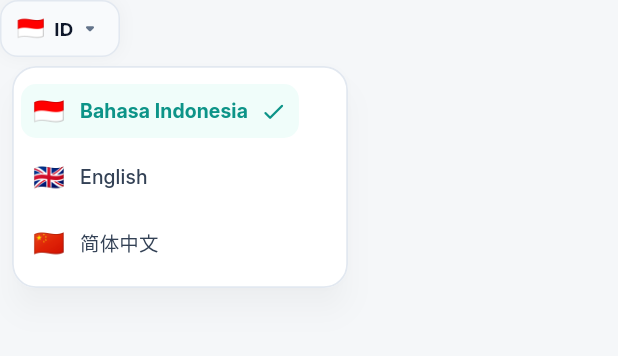
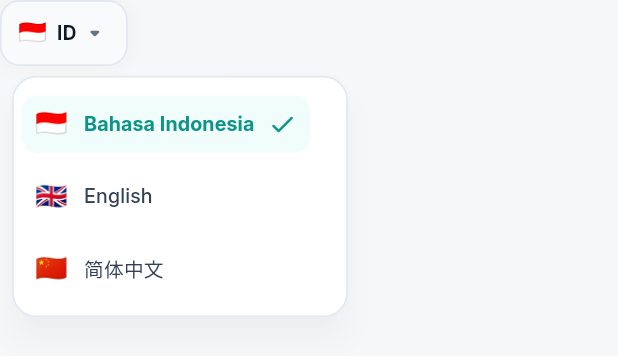
Before and after one commit to itvitanova/hris_mdm_system_dashboard_and_mobile, a Flutter app: the LanguageSwapButton widget shown alone on an empty page, opened directly, after a tap on "🇮🇩", on a phone screen of 412 x 824 dp. Shown: the top 356 px of the screen. Run offline on Flutter 3.47's test engine with Material 3 defaults, Android fonts, the phone set to English and light mode, and no system bars; our stand-ins replace camera, equatable, file_picker, flutter_bloc, flutter_screenutil, flutter_secure_storage and 5 more; missing offline and left inert: google_mlkit_face_detection; accounts and stored records are empty.

Commit message:
refactor(home): align header components strictly to approved reference specifications

```diff
--- a/mobile/lib/features/root/presentation/widgets/language_swap_button.dart
+++ b/mobile/lib/features/root/presentation/widgets/language_swap_button.dart
@@ -1,4 +1,5 @@
 import 'package:flutter/material.dart';
+import 'package:flutter_screenutil/flutter_screenutil.dart';
 import '../../../../core/theme/app_colors.dart';
 import '../../../../core/theme/app_shadows.dart';
 
@@ -58,15 +59,15 @@ class _LanguageSwapButtonState extends State<LanguageSwapButton> {
         shadowColor: Colors.black.withValues(alpha: 0.16),
         color: Colors.white,
         shape: RoundedRectangleBorder(
-          borderRadius: BorderRadius.circular(16),
+          borderRadius: BorderRadius.circular(16.r),
           side: const BorderSide(
             color: Color(0xFFE2E8F0),
             width: 1.2,
           ),
         ),
-        offset: const Offset(0, 44),
-        constraints: const BoxConstraints(
-          minWidth: 160,
+        offset: Offset(0, 46.w),
+        constraints: BoxConstraints(
+          minWidth: 160.w,
         ),
         initialValue: currentLanguage,
         onSelected: (AppLanguage selectedLang) {
@@ -82,20 +83,20 @@ class _LanguageSwapButtonState extends State<LanguageSwapButton> {
                 behavior: SnackBarBehavior.floating,
                 backgroundColor: const Color(0xFF0F766E),
                 shape: RoundedRectangleBorder(
-                  borderRadius: BorderRadius.circular(10),
+                  borderRadius: BorderRadius.circular(10.r),
                 ),
-                margin: const EdgeInsets.symmetric(
-                  horizontal: 16,
-                  vertical: 14,
+                margin: EdgeInsets.symmetric(
+                  horizontal: 16.w,
+                  vertical: 14.w,
                 ),
                 duration: const Duration(seconds: 2),
                 content: Row(
                   children: [
                     Text(
                       selectedLang.flagEmoji,
-                      style: const TextStyle(fontSize: 16),
+                      style: TextStyle(fontSize: 16.sp),
                     ),
-                    const SizedBox(width: 10),
+                    SizedBox(width: 10.w),
                     Expanded(
                       child: Text(
                         selectedLang == AppLanguage.id
@@ -103,9 +104,9 @@ class _LanguageSwapButtonState extends State<LanguageSwapButton> {
                             : selectedLang == AppLanguage.en
                                 ? 'Language switched to English'
                                 : '语言已切换为简体中文',
-                        style: const TextStyle(
+                        style: TextStyle(
                           fontFamily: 'Inter',
-                          fontSize: 12.5,
+                          fontSize: 12.5.sp,
                           color: Colors.white,
                           fontWeight: FontWeight.w500,
                         ),
@@ -123,32 +124,32 @@ class _LanguageSwapButtonState extends State<LanguageSwapButton> {
 
             return PopupMenuItem<AppLanguage>(
               value: lang,
-              height: 44,
-              padding: const EdgeInsets.symmetric(horizontal: 6),
+              height: 44.w,
+              padding: EdgeInsets.symmetric(horizontal: 6.w),
               child: Container(
-                padding: const EdgeInsets.symmetric(
-                  horizontal: 8,
-                  vertical: 6,
+                padding: EdgeInsets.symmetric(
+                  horizontal: 8.w,
+                  vertical: 6.w,
                 ),
                 decoration: BoxDecoration(
                   color: isSelected
                       ? const Color(0xFFF0FDFA)
                       : Colors.transparent,
-                  borderRadius: BorderRadius.circular(10),
+                  borderRadius: BorderRadius.circular(10.r),
                 ),
                 child: Row(
                   mainAxisSize: MainAxisSize.min,
                   children: [
                     Text(
                       lang.flagEmoji,
-                      style: const TextStyle(fontSize: 17),
+                      style: TextStyle(fontSize: 17.sp),
                     ),
-                    const SizedBox(width: 10),
+                    SizedBox(width: 10.w),
                     Text(
                       lang.name,
                       style: TextStyle(
                         fontFamily: 'Inter',
-                        fontSize: 13,
+                        fontSize: 13.sp,
                         fontWeight: isSelected
                             ? FontWeight.w700
                             : FontWeight.w500,
@@ -158,10 +159,10 @@ class _LanguageSwapButtonState extends State<LanguageSwapButton> {
                       ),
                     ),
                     if (isSelected) ...[
-                      const SizedBox(width: 8),
-                      const Icon(
+                      SizedBox(width: 8.w),
+                      Icon(
                         Icons.check_rounded,
-                        size: 18,
+                        size: 18.w,
                         color: AppColors.filterTealAccent,
                       ),
                     ],
@@ -172,14 +173,14 @@ class _LanguageSwapButtonState extends State<LanguageSwapButton> {
           }).toList();
         },
         child: Container(
-          height: 38,
-          padding: const EdgeInsets.symmetric(horizontal: 10),
+          height: 40.w,
+          padding: EdgeInsets.symmetric(horizontal: 10.w),
           decoration: BoxDecoration(
             color: const Color(0xFFF8FAFC),
-            borderRadius: BorderRadius.circular(12),
+            borderRadius: BorderRadius.circular(13.r),
             border: Border.all(
               color: const Color(0xFFE2E8F0),
-              width: 1,
+              width: 1.w,
             ),
             boxShadow: const [AppShadows.shadow094],
           ),
@@ -188,24 +189,24 @@ class _LanguageSwapButtonState extends State<LanguageSwapButton> {
             children: [
               Text(
                 currentLanguage.flagEmoji,
-                style: const TextStyle(fontSize: 15),
+                style: TextStyle(fontSize: 15.sp),
               ),
-              const SizedBox(width: 6),
+              SizedBox(width: 6.w),
               Text(
                 currentLanguage.shortLabel,
-                style: const TextStyle(
+                style: TextStyle(
                   fontFamily: 'Inter',
-                  fontSize: 12.5,
+                  fontSize: 12.5.sp,
                   fontWeight: FontWeight.w700,
-                  color: Color(0xFF0F172A),
+                  color: const Color(0xFF0F172A),
                   letterSpacing: 0.3,
                 ),
               ),
-              const SizedBox(width: 2),
-              const Icon(
+              SizedBox(width: 2.w),
+              Icon(
                 Icons.arrow_drop_down_rounded,
-                size: 18,
-                color: Color(0xFF64748B),
+                size: 18.w,
+                color: const Color(0xFF64748B),
               ),
             ],
           ),
```
Also changed, not shown: mobile/lib/features/root/presentation/tabs/dashboard_tab.dart (+82 -114 lines), mobile/lib/features/root/presentation/widgets/dashboard_tab.dart (+82 -114 lines).
